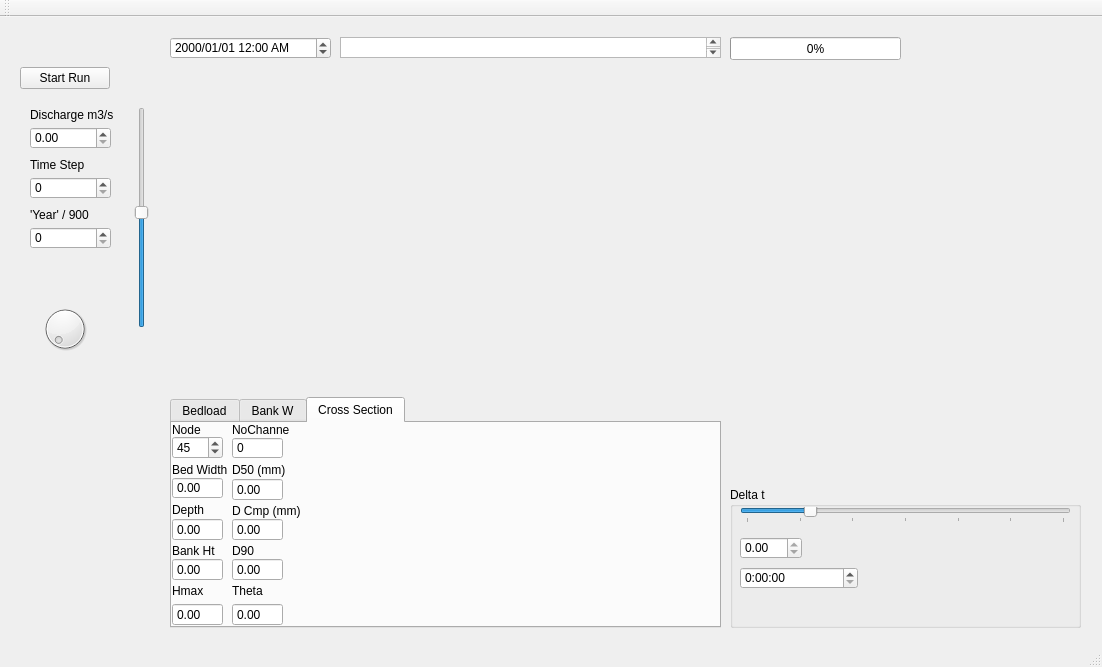
This is RwaveWin.ui in jtunnicl/GRATE as Qt 5 draws it before an edit. The edited form follows.
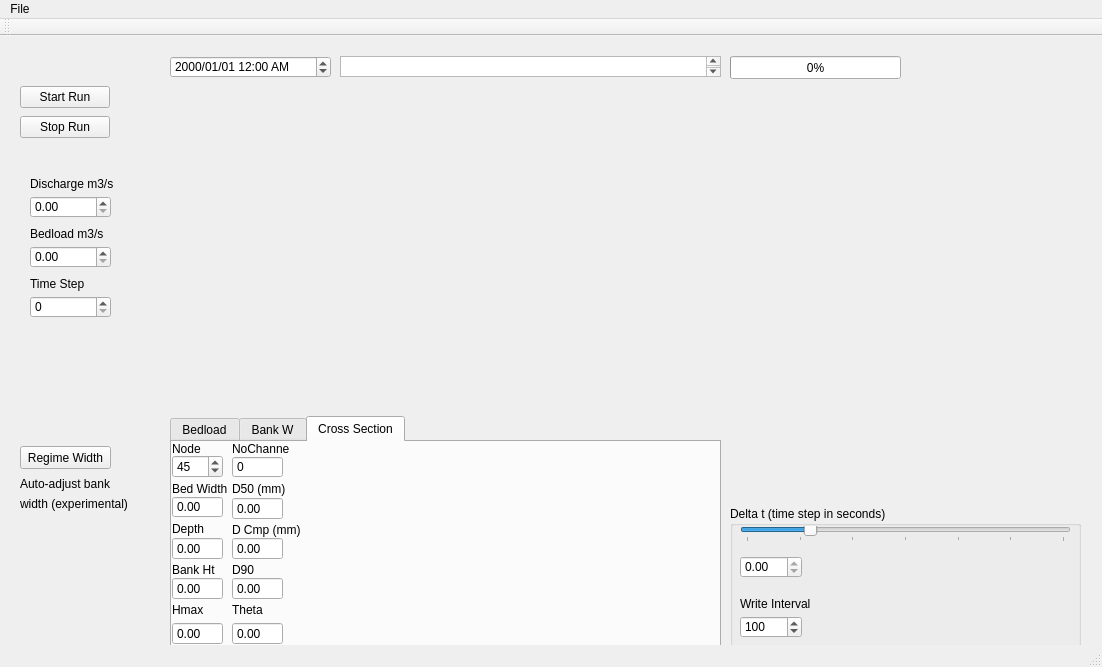
This is the edited form. Custom widgets are drawn as their Qt base class.

Diff of the .ui file:
```diff
--- a/RwaveWin.ui
+++ b/RwaveWin.ui
@@ -24,28 +24,6 @@
      </rect>
     </property>
    </widget>
-   <widget class="QSlider" name="addWSL">
-    <property name="geometry">
-     <rect>
-      <x>130</x>
-      <y>90</y>
-      <width>23</width>
-      <height>221</height>
-     </rect>
-    </property>
-    <property name="minimum">
-     <number>-20</number>
-    </property>
-    <property name="maximum">
-     <number>20</number>
-    </property>
-    <property name="value">
-     <number>1</number>
-    </property>
-    <property name="orientation">
-     <enum>Qt::Vertical</enum>
-    </property>
-   </widget>
    <widget class="QDateTimeEdit" name="grateDateTime">
     <property name="geometry">
      <rect>
@@ -581,7 +559,7 @@
     <property name="geometry">
      <rect>
       <x>30</x>
-      <y>110</y>
+      <y>160</y>
       <width>81</width>
       <height>22</height>
      </rect>
@@ -597,7 +575,7 @@
     <property name="geometry">
      <rect>
       <x>30</x>
-      <y>90</y>
+      <y>140</y>
       <width>91</width>
       <height>16</height>
      </rect>
@@ -610,7 +588,7 @@
     <property name="geometry">
      <rect>
       <x>30</x>
-      <y>160</y>
+      <y>260</y>
       <width>81</width>
       <height>22</height>
      </rect>
@@ -629,7 +607,7 @@
     <property name="geometry">
      <rect>
       <x>30</x>
-      <y>140</y>
+      <y>240</y>
       <width>91</width>
       <height>16</height>
      </rect>
@@ -668,7 +646,7 @@
      </rect>
     </property>
     <property name="title">
-     <string>Delta t</string>
+     <string>Delta t (time step in seconds)</string>
     </property>
     <widget class="QSlider" name="deltaT">
      <property name="geometry">
@@ -714,51 +692,41 @@
       <bool>true</bool>
      </property>
     </widget>
-    <widget class="QTimeEdit" name="timeEdit">
+    <widget class="QDoubleSpinBox" name="writeInt_disp">
      <property name="geometry">
       <rect>
        <x>10</x>
-       <y>80</y>
-       <width>118</width>
+       <y>110</y>
+       <width>62</width>
        <height>22</height>
       </rect>
      </property>
-     <property name="displayFormat">
-      <string>h:mm:ss</string>
+     <property name="readOnly">
+      <bool>false</bool>
      </property>
+     <property name="decimals">
+      <number>0</number>
+     </property>
+     <property name="maximum">
+      <double>10000.000000000000000</double>
+     </property>
+     <property name="value">
+      <double>100.000000000000000</double>
+     </property>
     </widget>
-   </widget>
-   <widget class="QDoubleSpinBox" name="reportYear">
-    <property name="geometry">
-     <rect>
-      <x>30</x>
-      <y>210</y>
-      <width>81</width>
-      <height>22</height>
-     </rect>
-    </property>
-    <property name="decimals">
-     <number>0</number>
-    </property>
-    <property name="maximum">
-     <double>10000000.000000000000000</double>
-    </property>
-    <property name="singleStep">
-     <double>1.000000000000000</double>
-    </property>
-   </widget>
-   <widget class="QLabel" name="label_3">
-    <property name="geometry">
-     <rect>
-      <x>30</x>
-      <y>190</y>
-      <width>91</width>
-      <height>16</height>
-     </rect>
-    </property>
-    <property name="text">
-     <string>'Year' / 900</string>
-    </property>
+    <widget class="QLabel" name="label_16">
+     <property name="geometry">
+      <rect>
+       <x>10</x>
+       <y>90</y>
+       <width>91</width>
+       <height>16</height>
+      </rect>
+     </property>
+     <property name="text">
+      <string>Write Interval</string>
+     </property>
+    </widget>
    </widget>
    <widget class="QTextEdit" name="textFileName">
     <property name="geometry">
@@ -770,14 +738,97 @@
      </rect>
     </property>
    </widget>
-   <widget class="QDial" name="AnyasDial">
+   <widget class="QPushButton" name="RegimeButton">
+    <property name="enabled">
+     <bool>true</bool>
+    </property>
     <property name="geometry">
      <rect>
-      <x>40</x>
-      <y>280</y>
-      <width>50</width>
-      <height>64</height>
+      <x>20</x>
+      <y>410</y>
+      <width>91</width>
+      <height>23</height>
      </rect>
+    </property>
+    <property name="toolTip">
+     <string extracomment="Turn on/off automatic adjust of river width"/>
+    </property>
+    <property name="text">
+     <string>Regime Width</string>
+    </property>
+    <property name="checkable">
+     <bool>true</bool>
+    </property>
+    <property name="checked">
+     <bool>false</bool>
+    </property>
+   </widget>
+   <widget class="QPushButton" name="stopRun">
+    <property name="geometry">
+     <rect>
+      <x>20</x>
+      <y>80</y>
+      <width>90</width>
+      <height>22</height>
+     </rect>
+    </property>
+    <property name="text">
+     <string>Stop Run</string>
+    </property>
+   </widget>
+   <widget class="QDoubleSpinBox" name="reportQs">
+    <property name="geometry">
+     <rect>
+      <x>30</x>
+      <y>210</y>
+      <width>81</width>
+      <height>22</height>
+     </rect>
+    </property>
+    <property name="maximum">
+     <double>9999.989999999999782</double>
+    </property>
+    <property name="singleStep">
+     <double>0.010000000000000</double>
+    </property>
+   </widget>
+   <widget class="QLabel" name="label_3">
+    <property name="geometry">
+     <rect>
+      <x>30</x>
+      <y>190</y>
+      <width>91</width>
+      <height>16</height>
+     </rect>
+    </property>
+    <property name="text">
+     <string>Bedload m3/s</string>
+    </property>
+   </widget>
+   <widget class="QLabel" name="label_14">
+    <property name="geometry">
+     <rect>
+      <x>20</x>
+      <y>440</y>
+      <width>91</width>
+      <height>16</height>
+     </rect>
+    </property>
+    <property name="text">
+     <string>Auto-adjust bank</string>
+    </property>
+   </widget>
+   <widget class="QLabel" name="label_15">
+    <property name="geometry">
+     <rect>
+      <x>20</x>
+      <y>460</y>
+      <width>111</width>
+      <height>16</height>
+     </rect>
+    </property>
+    <property name="text">
+     <string>width (experimental)</string>
     </property>
    </widget>
   </widget>
@@ -790,6 +841,13 @@
      <height>21</height>
     </rect>
    </property>
+   <widget class="QMenu" name="menuFile">
+    <property name="title">
+     <string>File</string>
+    </property>
+    <addaction name="action_load_XML"/>
+   </widget>
+   <addaction name="menuFile"/>
   </widget>
   <widget class="QToolBar" name="mainToolBar">
    <attribute name="toolBarArea">
```
Left out of the diff: 5 changed lines with no effect on the pictures.
